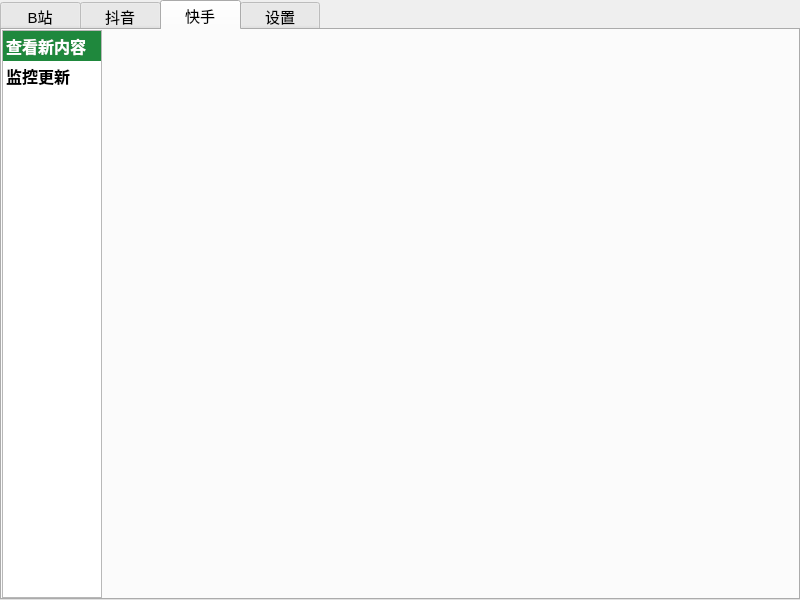
Old version of the form BingeWatch/BingeWatch.ui in the repository ByteStardust/BingeWatch.
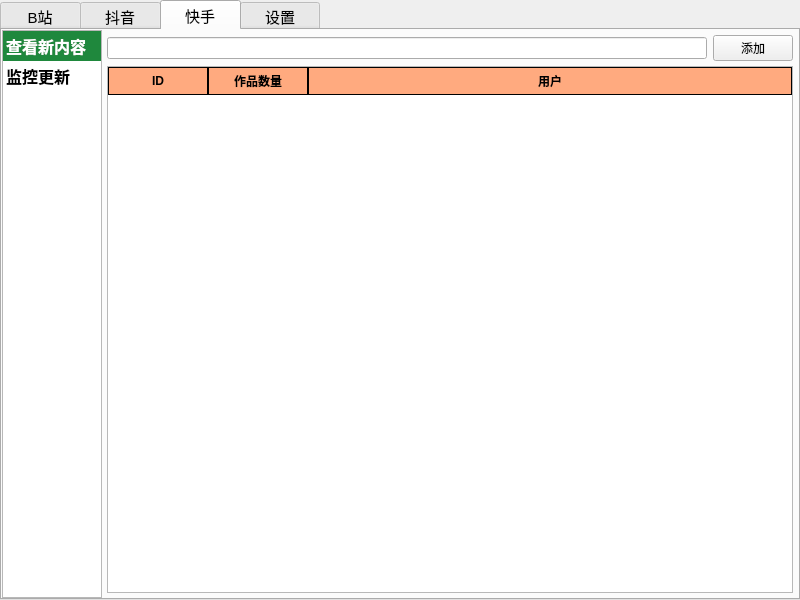
New version of the form. The open tabs and pages were chosen to show the change.

```diff
--- a/BingeWatch/BingeWatch.ui
+++ b/BingeWatch/BingeWatch.ui
@@ -504,7 +504,95 @@
             </item>
            </layout>
           </widget>
-          <widget class="QWidget" name="pgKuaiShouMonitor"/>
+          <widget class="QWidget" name="pgKuaiShouMonitor">
+           <layout class="QVBoxLayout" name="verticalLayout_8">
+            <property name="spacing">
+             <number>5</number>
+            </property>
+            <property name="leftMargin">
+             <number>5</number>
+            </property>
+            <property name="topMargin">
+             <number>5</number>
+            </property>
+            <property name="rightMargin">
+             <number>5</number>
+            </property>
+            <property name="bottomMargin">
+             <number>5</number>
+            </property>
+            <item>
+             <layout class="QHBoxLayout" name="horizontalLayout_7">
+              <item>
+               <widget class="QLineEdit" name="edtKuaiShou"/>
+              </item>
+              <item>
+               <widget class="QPushButton" name="btnKuaiShou">
+                <property name="text">
+                 <string>添加</string>
+                </property>
+               </widget>
+              </item>
+             </layout>
+            </item>
+            <item>
+             <widget class="QTableWidget" name="tbKuaiShouSetting">
+              <property name="enabled">
+               <bool>true</bool>
+              </property>
+              <property name="styleSheet">
+               <string notr="true">QHeaderView::section {
+	border: 1px solid black;
+	background-color: lightgray;
+	padding: 2px;
+	font-weight: bold;
+	background-color: rgb(255, 170, 127);
+}
+QTableCornerButton::section{
+	background-color: rgb(255, 170, 127);
+}
+</string>
+              </property>
+              <property name="editTriggers">
+               <set>QAbstractItemView::NoEditTriggers</set>
+              </property>
+              <property name="selectionBehavior">
+               <enum>QAbstractItemView::SelectRows</enum>
+              </property>
+              <property name="showGrid">
+               <bool>true</bool>
+              </property>
+              <property name="gridStyle">
+               <enum>Qt::SolidLine</enum>
+              </property>
+              <property name="sortingEnabled">
+               <bool>false</bool>
+              </property>
+              <property name="rowCount">
+               <number>0</number>
+              </property>
+              <attribute name="horizontalHeaderStretchLastSection">
+               <bool>true</bool>
+              </attribute>
+              <column>
+               <property name="text">
+                <string>ID</string>
+               </property>
+              </column>
+              <column>
+               <property name="text">
+                <string>作品数量</string>
+               </property>
+              </column>
+              <column>
+               <property name="text">
+                <string>用户</string>
+               </property>
+              </column>
+             </widget>
+            </item>
+           </layout>
+          </widget>
          </widget>
         </item>
        </layout>
```
Left out of the diff: 158 changed lines with no effect on the pictures.
